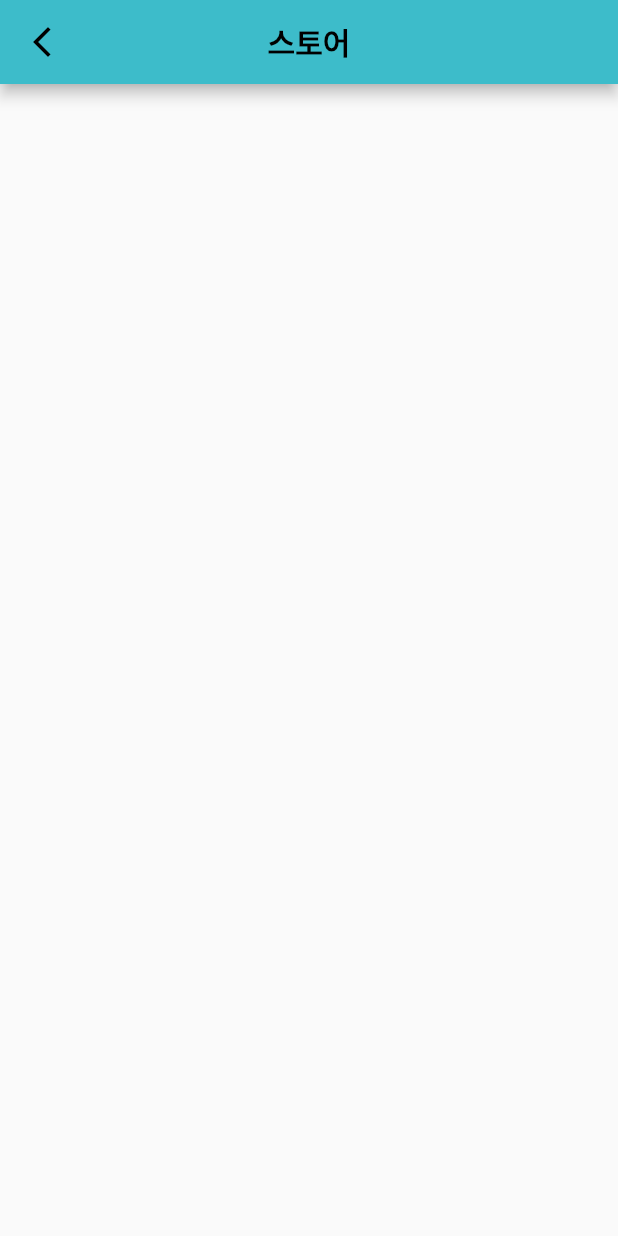
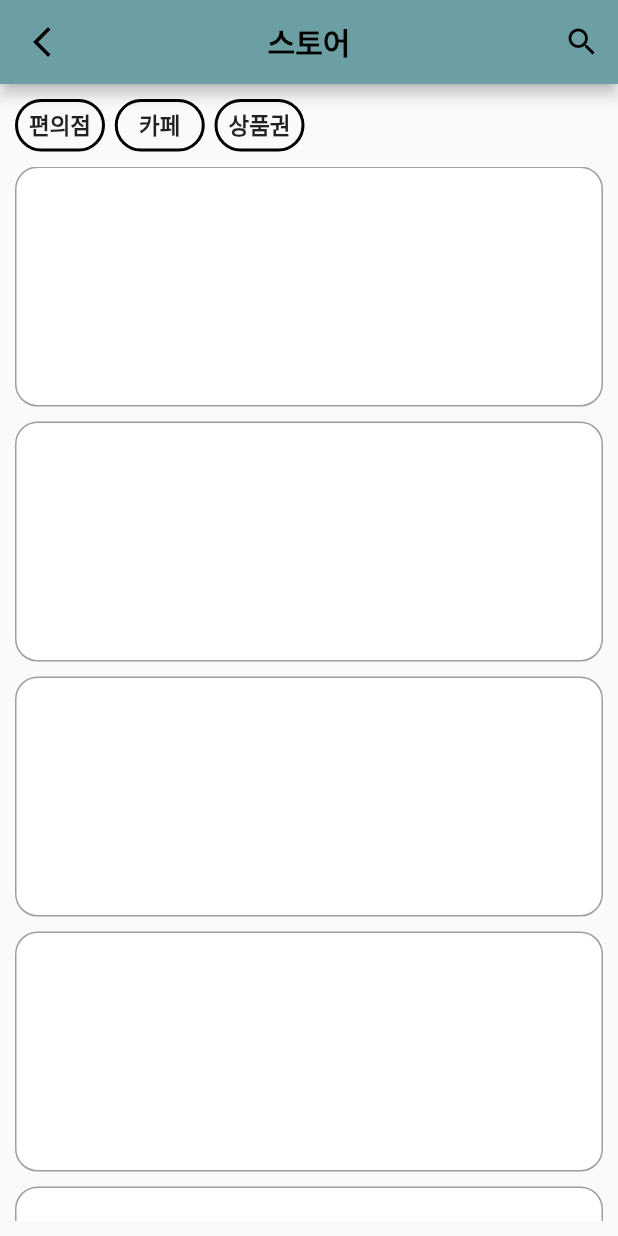
Before and after one commit to choi-hyk/Team_Project_BMT, a Flutter app: the StorePage screen opened directly, on a phone screen of 412 x 824 dp. Run offline on Flutter 3.47's test engine with Material 2 defaults, Android fonts, the phone set to English and light mode, and no system bars; our stand-ins replace firebase_auth, firebase_core; accounts and stored records are empty.

Commit message:
스토어 페이지

```diff
--- a/lib/menu_widgets/store_page.dart
+++ b/lib/menu_widgets/store_page.dart
@@ -8,6 +8,7 @@ class StorePage extends StatefulWidget {
 }
 
 class _StorePageState extends State<StorePage> {
+  bool _isSearching = false;
   @override
   Widget build(BuildContext context) {
     return Scaffold(
@@ -18,15 +19,152 @@ class _StorePageState extends State<StorePage> {
             color: Colors.black,
           ), // 뒤로 가기 아이콘
           onPressed: () {
+            _isSearching = false;
             Navigator.pop(context); // 뒤로 가기 버튼을 누르면 현재 화면에서 빠져나감
           },
         ),
-        title: const Text(
-          '스토어',
-          style: TextStyle(color: Colors.black, fontWeight: FontWeight.bold),
-        ),
-        backgroundColor: Theme.of(context).primaryColorLight,
+        title: _isSearching
+            ? TextField(
+                // 검색 모드에서는 검색 창을 표시
+                style: const TextStyle(color: Colors.black),
+                decoration: const InputDecoration(
+                  hintText: '검색어를 입력하세요',
+                  hintStyle: TextStyle(color: Colors.black),
+                ),
+                onChanged: (searchQuery) {
+                  // 검색어 입력 시 동작할 작업 추가
+                },
+              )
+            : const Text(
+                '스토어',
+                style:
+                    TextStyle(color: Colors.black, fontWeight: FontWeight.bold),
+              ),
+        backgroundColor: Theme.of(context).primaryColor,
         centerTitle: true,
+        actions: [
+          IconButton(
+            icon: Icon(
+              _isSearching ? Icons.cancel : Icons.search,
+              color: Colors.black,
+            ),
+            onPressed: () {
+              setState(() {
+                _isSearching = !_isSearching; // 검색 버튼을 누를 때 검색 모드 토글
+              });
+            },
+          ),
+        ],
+      ),
+      body: Padding(
+        padding: const EdgeInsets.all(10.0),
+        child: Column(children: [
+          //편의점,카페,상품권을 누를수있는 버튼 로우
+          Row(
+            children: [
+              Container(
+                decoration: BoxDecoration(
+                  borderRadius: BorderRadius.circular(50.0),
+                  border: Border.all(
+                    color: const Color.fromARGB(255, 0, 0, 0), // 테두리 색상
+                    width: 2.0, // 테두리 두께
+                  ),
+                ),
+                width: 60,
+                height: 35,
+                child: const Align(
+                  alignment: Alignment.center,
+                  //역이름 들어가는 곳
+                  child: Text(
+                    "편의점",
+                    style: TextStyle(fontSize: 15, fontWeight: FontWeight.bold),
+                  ),
+                ),
+              ),
+              const SizedBox(
+                width: 6.5,
+              ),
+              Container(
+                decoration: BoxDecoration(
+                  borderRadius: BorderRadius.circular(50.0),
+                  border: Border.all(
+                    color: const Color.fromARGB(255, 0, 0, 0), // 테두리 색상
+                    width: 2.0, // 테두리 두께
+                  ),
+                ),
+                width: 60,
+                height: 35,
+                child: const Align(
+                  alignment: Alignment.center,
+                  //역이름 들어가는 곳
+                  child: Text(
+                    "카페",
+                    style: TextStyle(fontSize: 15, fontWeight: FontWeight.bold),
+                  ),
+                ),
+              ),
+              const SizedBox(
+                width: 6.5,
+              ),
+              Container(
+                decoration: BoxDecoration(
+                  borderRadius: BorderRadius.circular(50.0),
+                  border: Border.all(
+                    color: const Color.fromARGB(255, 0, 0, 0), // 테두리 색상
+                    width: 2.0, // 테두리 두께
+                  ),
+                ),
+                width: 60,
+                height: 35,
+                child: const Align(
+                  alignment: Alignment.center,
+                  //역이름 들어가는 곳
+                  child: Text(
+                    "상품권",
+                    style: TextStyle(fontSize: 15, fontWeight: FontWeight.bold),
+                  ),
+                ),
+              ),
+            ],
+          ),
+          const SizedBox(
+            height: 10,
+          ),
+
+          Expanded(
+            child: SingleChildScrollView(
+              scrollDirection: Axis.vertical,
+              child: Column(
+                children: [
+                  Column(
+                    children: [
+                      for (var i = 0; i < 10; i++)
+                        Column(
+                          children: [
+                            Container(
+                              decoration: BoxDecoration(
+                                color: const Color.fromARGB(255, 255, 255, 255),
+                                borderRadius: BorderRadius.circular(15.0),
+                                border: Border.all(
+                                  color: Colors.grey, // 테두리 색상
+                                  width: 1.0, // 테두리 두께
+                                ),
+                              ),
+                              width: double.infinity,
+                              height: 160,
+                            ),
+                            const SizedBox(
+                              height: 10,
+                            ),
+                          ],
+                        ),
+                    ],
+                  ),
+                ],
+              ),
+            ),
+          ),
+        ]),
       ),
     );
   }
```
